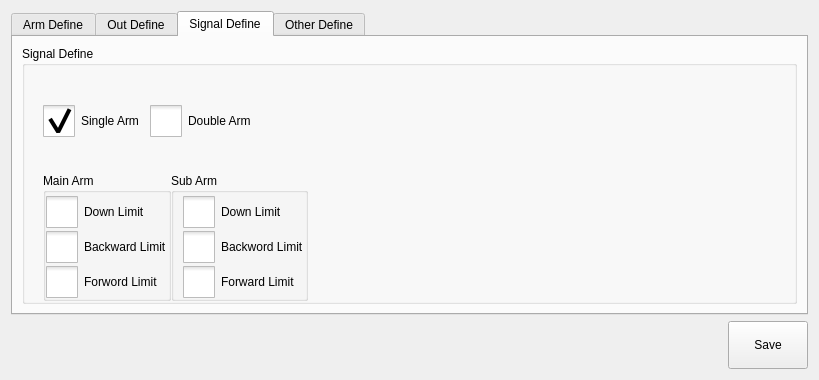
The window that hcsettings/icstructdefineframe.ui (dongdong-2009/3-5AxisRobot) describes before a commit, drawn with Qt 5.
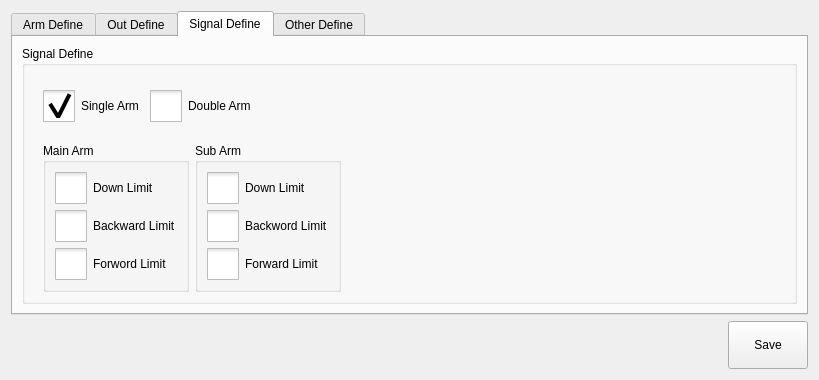
The same window after the commit. The open tabs and pages were chosen to show the change. Icons and pictures are not drawn.

Commit message: 1.模拟器优化

What changed in the file:
```diff
--- a/hcsettings/icstructdefineframe.ui
+++ b/hcsettings/icstructdefineframe.ui
@@ -1540,15 +1540,6 @@
           <string>Signal Define</string>
          </property>
          <layout class="QVBoxLayout" name="verticalLayout_3">
-          <property name="spacing">
-           <number>0</number>
-          </property>
-          <property name="topMargin">
-           <number>3</number>
-          </property>
-          <property name="bottomMargin">
-           <number>0</number>
-          </property>
           <item>
            <widget class="QWidget" name="widget" native="true">
             <layout class="QHBoxLayout" name="horizontalLayout">
@@ -1687,21 +1678,6 @@
                <string>Main Arm</string>
               </property>
               <layout class="QVBoxLayout" name="verticalLayout">
-               <property name="spacing">
-                <number>3</number>
-               </property>
-               <property name="leftMargin">
-                <number>0</number>
-               </property>
-               <property name="topMargin">
-                <number>3</number>
-               </property>
-               <property name="rightMargin">
-                <number>0</number>
-               </property>
-               <property name="bottomMargin">
-                <number>0</number>
-               </property>
                <item>
                 <widget class="QCheckBox" name="mainArmDownLimitButton">
                  <property name="styleSheet">
@@ -1822,18 +1798,6 @@
                <string>Sub Arm</string>
               </property>
               <layout class="QVBoxLayout" name="verticalLayout_2">
-               <property name="spacing">
-                <number>3</number>
-               </property>
-               <property name="topMargin">
-                <number>3</number>
-               </property>
-               <property name="rightMargin">
-                <number>0</number>
-               </property>
-               <property name="bottomMargin">
-                <number>0</number>
-               </property>
                <item>
                 <widget class="QCheckBox" name="subArmDownLimitButton">
                  <property name="text">
```
Left out of the diff: 4 changed lines with no effect on the pictures. The commit also changes 2 other files.
